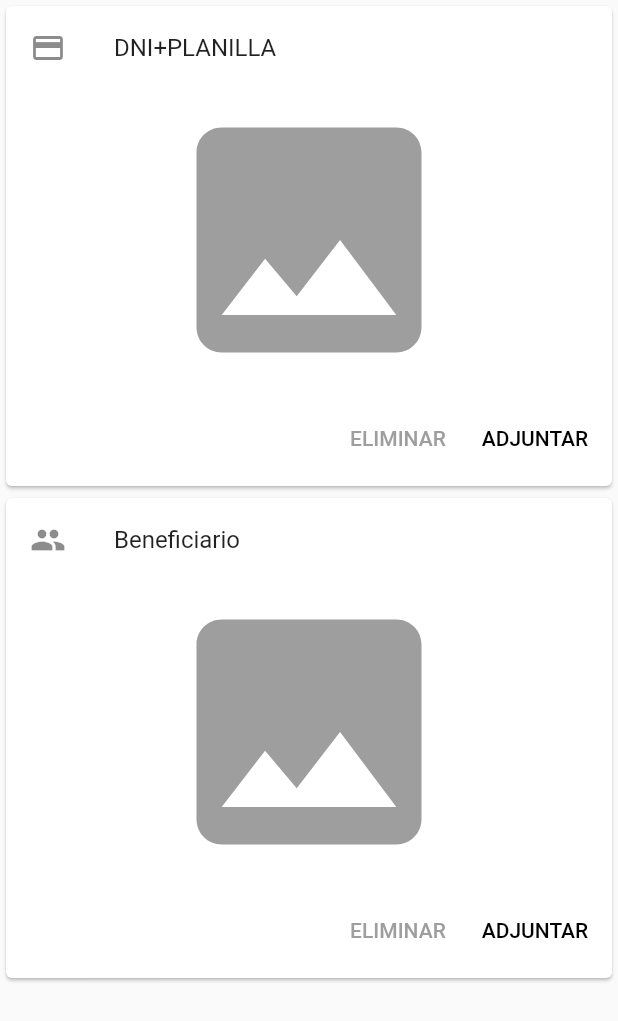
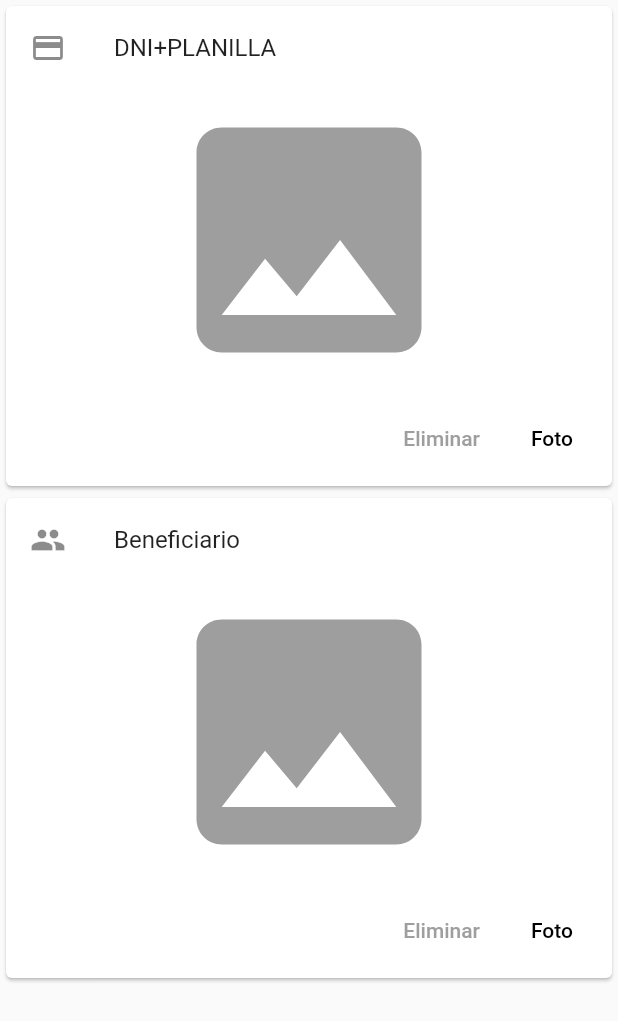
Before and after one commit to geralsantos/ESTADOPE, a Flutter app: the AtachStep widget shown alone on an empty page, opened directly with empty values, on a phone screen of 412 x 824 dp. Shown: the top 1021 px of the screen. Run offline on Flutter 3.47's test engine with Material 2 defaults, Android fonts, the phone set to English and light mode, and no system bars; our stand-ins replace camera, connectivity, location, shared_preferences, sqflite; missing offline and left inert: flutter_form_bloc; accounts and stored records are empty.

Commit message:
Adjuntar por foto

```diff
--- a/lib/module/main/AtachStep.dart
+++ b/lib/module/main/AtachStep.dart
@@ -107,7 +107,7 @@ class AtachStepState extends State<AtachStep> {
                     ButtonBar(
                       children: <Widget>[
                         FlatButton(
-                          child: const Text('ELIMINAR'),
+                          child: const Text('Eliminar'),
                           textColor: Colors.grey,
                           onPressed: () {
                             setState(() {
@@ -119,7 +119,7 @@ class AtachStepState extends State<AtachStep> {
                           },
                         ),
                         FlatButton(
-                          child: const Text('ADJUNTAR'),
+                          child: const Text('Foto'),
                           onPressed: () {
                             documentPath = null;
                             atachPicture(
@@ -154,7 +154,7 @@ class AtachStepState extends State<AtachStep> {
                     ButtonBar(
                       children: <Widget>[
                         FlatButton(
-                          child: const Text('ELIMINAR'),
+                          child: const Text('Eliminar'),
                           textColor: Colors.grey,
                           onPressed: () {
                             setState(() {
@@ -166,7 +166,7 @@ class AtachStepState extends State<AtachStep> {
                           },
                         ),
                         FlatButton(
-                          child: const Text('ADJUNTAR'),
+                          child: const Text('Foto'),
                           onPressed: () {
                             beneficiarioPath = null;
                             atachPicture(
```
